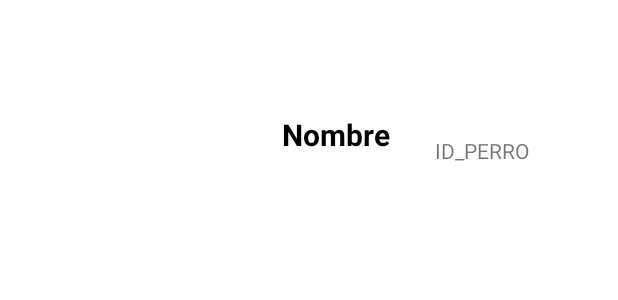
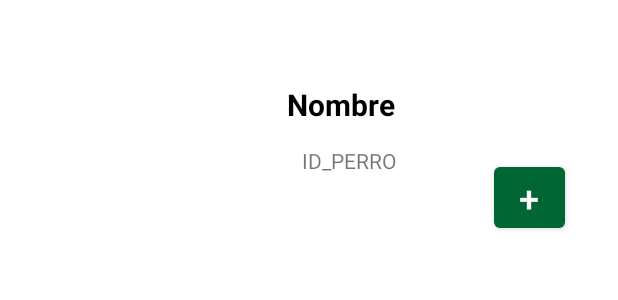
Before and after one commit to Dicorgir/PMDMGrupal_PetPetPet, an Android app: the layout viewholder_mascota.xml on its own in the app's theme, with its tools: preview values and no code run, on a phone screen of 412 x 824 dp. Shown: the top 300 px of the screen. Run offline under Robolectric (Android 15) with nearby library versions, the phone set to English and light mode, and no system bars.

Commit message:
COMMIT PRIMERO +

```diff
--- a/app/src/main/res/layout/viewholder_mascota.xml
+++ b/app/src/main/res/layout/viewholder_mascota.xml
@@ -24,12 +24,12 @@
             android:id="@+id/nombrePerro"
             android:layout_width="wrap_content"
             android:layout_height="wrap_content"
-            android:layout_marginTop="60dp"
+            android:layout_marginTop="40dp"
             android:textColor="@color/black"
             android:textSize="20sp"
             android:textStyle="bold"
             app:layout_constraintEnd_toEndOf="parent"
-            app:layout_constraintHorizontal_bias="0.141"
+            app:layout_constraintHorizontal_bias="0.16"
             app:layout_constraintStart_toEndOf="@id/fotito"
             app:layout_constraintTop_toTopOf="parent"
             tools:text="Nombre" />
@@ -41,11 +41,24 @@
             android:text="@string/ID_PERRO"
             app:layout_constraintBottom_toBottomOf="parent"
             app:layout_constraintEnd_toEndOf="parent"
-            app:layout_constraintHorizontal_bias="0.741"
+            app:layout_constraintHorizontal_bias="0.21"
             app:layout_constraintStart_toEndOf="@+id/fotito"
             app:layout_constraintTop_toTopOf="parent"
-            app:layout_constraintVertical_bias="0.571" />
+            app:layout_constraintVertical_bias="0.625" />
 
+        <Button
+            android:id="@+id/btnVerAnimal"
+            android:layout_width="47dp"
+            android:layout_height="wrap_content"
+            android:layout_marginStart="313dp"
+            android:text="@string/verAnimal"
+            android:textSize="24dp"
+            app:layout_constraintBottom_toBottomOf="parent"
+            app:layout_constraintEnd_toEndOf="parent"
+            app:layout_constraintHorizontal_bias="0.0"
+            app:layout_constraintStart_toStartOf="@+id/fotito"
+            app:layout_constraintTop_toTopOf="parent"
+            app:layout_constraintVertical_bias="0.918" />
 
     </androidx.constraintlayout.widget.ConstraintLayout>
 
--- a/app/src/main/res/values/strings.xml
+++ b/app/src/main/res/values/strings.xml
@@ -27,5 +27,6 @@
     <string name="ID_PERRO">ID_PERRO</string>
     <string name="TituloLista">Lista de Animales Almacenados</string>
     <string name="vacio"></string>
+    <string name="verAnimal">+</string>
 
 </resources>
```
